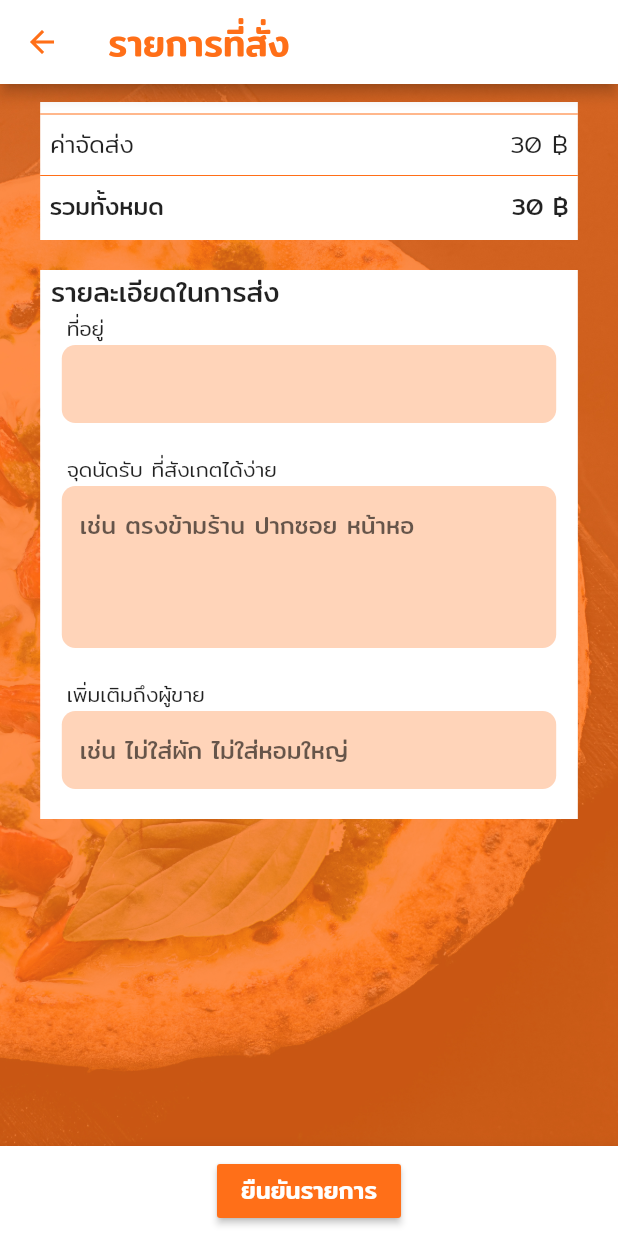
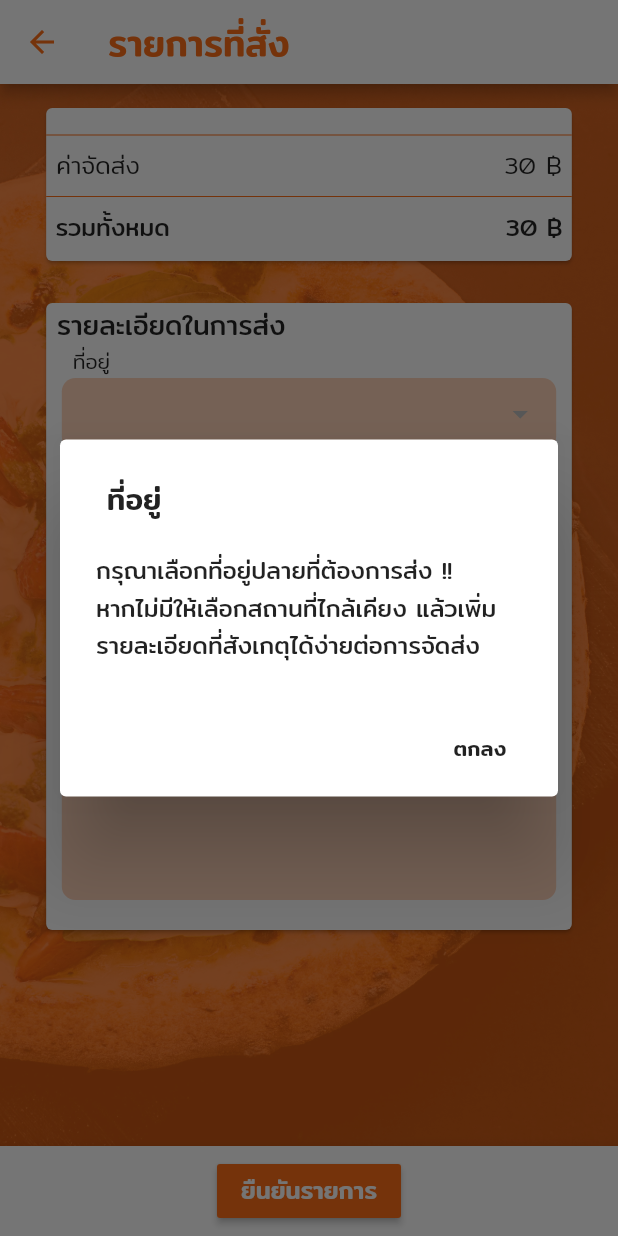
Before and after one commit to harzancs/hew-maii, a Flutter app: the OrderFood screen opened directly with empty values, after a tap on "ยืนยันรายการ", on a phone screen of 412 x 824 dp. Run offline on Flutter 3.47's test engine with Material 2 defaults, Android fonts, the phone set to English and light mode, and no system bars; our stand-ins replace data_connection_checker, fluttertoast, shared_preferences; missing offline and left inert: barcode_scan, map_launcher; accounts and stored records are empty; network calls fail.

Commit message:
zan 180263 1846

```diff
--- a/lib/main.dart
+++ b/lib/main.dart
@@ -9,7 +9,7 @@ class MyApp extends StatelessWidget {
   Widget build(BuildContext context) {
     return MaterialApp(
       debugShowCheckedModeBanner: false,
-      title: 'Flutter Demo',
+      title: 'หิวมั๊ย',
       theme: ThemeData(
         primarySwatch: Colors.blue,
       ),
--- a/lib/page/food/order_food.dart
+++ b/lib/page/food/order_food.dart
@@ -24,6 +24,7 @@ class _OrderFoodState extends State<OrderFood> {
   TextEditingController controlOther = new TextEditingController();
 
   var listSelect = new List<ListOrder>();
+  String _mySelection;
 
   final _formKey = GlobalKey<FormState>();
 
@@ -36,6 +37,8 @@ class _OrderFoodState extends State<OrderFood> {
       fontSize: 16,
       fontWeight: FontWeight.w400);
 
+  String id_location;
+//**-****************************** */
   @override
   void initState() {
     List list = widget.value.foodselect;
@@ -43,7 +46,25 @@ class _OrderFoodState extends State<OrderFood> {
     print("ปริ้น : ");
     print(jsonEncode(listSelect));
     getLocal();
+
     super.initState();
+  }
+
+//**-****************************** */
+  List dataLocation = List(); //edited line
+  Future<List> getLocation(String id_location) async {
+    // print(response.body);
+    final response = await http
+        .post(Server().selectLocationPlace, body: {"idLocation": id_location});
+    var datauser = json.decode(response.body);
+    print(response.body);
+    var status = "${datauser[0]['status']}";
+    if (status != 'false') {
+      setState(() {
+        dataLocation = datauser;
+      });
+    }
+    return datauser;
   }
 
   int totalBalanceDB = 0;
@@ -65,6 +86,8 @@ class _OrderFoodState extends State<OrderFood> {
   getLocal() async {
     SharedPreferences prefs = await SharedPreferences.getInstance();
     logUser = prefs.getString('myUsername');
+    id_location = prefs.getString('myLocal_id');
+    getLocation(id_location);
     print(logUser);
   }
 
@@ -74,7 +97,7 @@ class _OrderFoodState extends State<OrderFood> {
       "username": logUser,
       "res_id": listSelect[0].idRes,
       "order_price": totalBalanceDB.toString(),
-      "order_location": controlAddress.text,
+      "order_location": _mySelection,
       "order_point": controlAddressPoint.text,
       "order_other": controlOther.text,
       "list_order": jsonEncode(listSelect)
@@ -84,7 +107,7 @@ class _OrderFoodState extends State<OrderFood> {
       "username": logUser,
       "res_id": listSelect[0].idRes,
       "order_price": totalBalanceDB.toString(),
-      "order_location": controlAddress.text,
+      "order_location": _mySelection,
       "order_point": controlAddressPoint.text,
       "order_other": controlOther.text,
       "list_order": jsonEncode(listSelect)
@@ -109,9 +132,7 @@ class _OrderFoodState extends State<OrderFood> {
       Navigator.push(
           context,
           MaterialPageRoute(
-            builder: (context) => MainTimeLine(
-              idOrder: idOrder.toString()
-            ),
+            builder: (context) => MainTimeLine(idOrder: idOrder.toString()),
           ));
       setState(() {
         Fluttertoast.showToast(
@@ -168,22 +189,25 @@ class _OrderFoodState extends State<OrderFood> {
                       width: MediaQuery.of(context).size.width * 0.87,
                       child: Column(
                         children: <Widget>[
-                          Container(
-                              width: MediaQuery.of(context).size.width * 0.87,
-                              color: Colors.white,
+                          Card(
+                              child: Container(
+                                  width:
+                                      MediaQuery.of(context).size.width * 0.9,
                                   child: Column(
                                     children: <Widget>[
+                                      Padding(padding: EdgeInsets.all(5)),
                                       ListView.builder(
                                         itemCount: listSelect.length,
                                         shrinkWrap: true,
                                         itemBuilder: (context, index) {
-                                      int price =
-                                          int.parse(listSelect[index].price) *
+                                          int price = int.parse(
+                                                  listSelect[index].price) *
                                               listSelect[index].count;
                                           return Container(
                                             child: Row(
                                               mainAxisAlignment:
-                                              MainAxisAlignment.spaceBetween,
+                                                  MainAxisAlignment
+                                                      .spaceBetween,
                                               children: <Widget>[
                                                 Row(
                                                   children: <Widget>[
@@ -195,7 +219,9 @@ class _OrderFoodState extends State<OrderFood> {
                                                       style: textshow,
                                                     ),
                                                     Text(
-                                                  "  " + listSelect[index].name,
+                                                      "  " +
+                                                          listSelect[index]
+                                                              .name,
                                                       style: textshow,
                                                     ),
                                                   ],
@@ -233,21 +259,24 @@ class _OrderFoodState extends State<OrderFood> {
                                         padding: EdgeInsets.all(5),
                                       )
                                     ],
-                              )),
+                                  ))),
                           Padding(
                             padding: EdgeInsets.all(10),
                           ),
-                          Container(
-                              width: MediaQuery.of(context).size.width * 0.87,
-                              color: Colors.white,
+                          Card(
+                              child: Container(
+                                  width:
+                                      MediaQuery.of(context).size.width * 0.9,
                                   child: Column(
-                                crossAxisAlignment: CrossAxisAlignment.start,
+                                    crossAxisAlignment:
+                                        CrossAxisAlignment.start,
                                     children: <Widget>[
                                       Text(
                                         " รายละเอียดในการส่ง",
                                         style: TextStyle(
                                             fontSize: 18,
-                                        fontFamily: FontStyles().fontFamily),
+                                            fontFamily:
+                                                FontStyles().fontFamily),
                                       ),
                                       Text(
                                         "   ที่อยู่",
@@ -258,34 +287,59 @@ class _OrderFoodState extends State<OrderFood> {
                                       Container(
                                         child: Center(
                                             child: SizedBox(
-                                    width: MediaQuery.of(context).size.width *
-                                        0.80,
-                                    child: TextFormField(
-                                      controller: controlAddress,
+                                          width: MediaQuery.of(context)
+                                                  .size
+                                                  .width *
+                                              0.8,
+                                          child: new DropdownButtonFormField(
+                                            items: dataLocation.map((item) {
+                                              return new DropdownMenuItem(
+                                                child: new Text(
+                                                    item['place_name'],
+                                                    overflow: TextOverflow.ellipsis,
+                                                    style: TextStyle(
+                                                        color: Colors.black,
+                                                        fontSize: 16,
+                                                        fontFamily: FontStyles()
+                                                            .fontFamily)),
+                                                value:
+                                                    item['place_id'].toString(),
+                                              );
+                                            }).toList(),
+                                            onChanged: (newVal) {
+                                              setState(() {
+                                                _mySelection = newVal;
+                                                print(_mySelection);
+                                              });
+                                            },
+                                            value: _mySelection,
                                             decoration: InputDecoration(
                                               filled: true,
-                                        fillColor:
-                                            Color(0xFFFFF6F18).withOpacity(0.3),
+                                              fillColor: Color(0xFFFFF6F18)
+                                                  .withOpacity(0.3),
                                               focusedBorder: OutlineInputBorder(
                                                   borderSide: BorderSide(
-                                                color: Colors.white
+                                                      color: Colors.orange
                                                           .withOpacity(0.5)),
                                                   borderRadius:
-                                                BorderRadius.circular(9.0)),
-                                        enabledBorder: UnderlineInputBorder(
+                                                      BorderRadius.circular(
+                                                          9.0)),
+                                              enabledBorder:
+                                                  UnderlineInputBorder(
                                                 borderSide: BorderSide(
-                                              color:
-                                                  Colors.white.withOpacity(0)),
+                                                    color: Colors.white
+                                                        .withOpacity(0)),
                                                 borderRadius:
                                                     BorderRadius.circular(9.0),
                                               ),
+                                              hintStyle: TextStyle(
+                                                  color: Colors.white,
+                                                  fontFamily:
+                                                      FontStyles().fontFamily),
                                             ),
-                                      style: TextStyle(
-                                          fontSize: 18.0,
-                                          fontFamily: FontStyles().fontFamily,
-                                          color: Colors.black),
                                           ),
-                                  ))),
+                                        )),
+                                      ),
                                       Padding(
                                         padding: EdgeInsets.all(10),
                                       ),
@@ -298,15 +352,16 @@ class _OrderFoodState extends State<OrderFood> {
                                       Container(
                                           child: Center(
                                               child: SizedBox(
-                                    width: MediaQuery.of(context).size.width *
+                                        width:
+                                            MediaQuery.of(context).size.width *
                                                 0.80,
                                         child: TextFormField(
                                           controller: controlAddressPoint,
                                           maxLines: 3,
                                           decoration: InputDecoration(
                                             filled: true,
-                                        fillColor:
-                                            Color(0xFFFFF6F18).withOpacity(0.3),
+                                            fillColor: Color(0xFFFFF6F18)
+                                                .withOpacity(0.3),
                                             hintText:
                                                 "เช่น ตรงข้ามร้าน ปากซอย หน้าหอ",
                                             hintStyle: TextStyle(fontSize: 16),
@@ -318,15 +373,16 @@ class _OrderFoodState extends State<OrderFood> {
                                                     BorderRadius.circular(9.0)),
                                             enabledBorder: UnderlineInputBorder(
                                               borderSide: BorderSide(
-                                              color:
-                                                  Colors.white.withOpacity(0)),
+                                                  color: Colors.white
+                                                      .withOpacity(0)),
                                               borderRadius:
                                                   BorderRadius.circular(9.0),
                                             ),
                                           ),
                                           style: TextStyle(
                                               fontSize: 18.0,
-                                          fontFamily: FontStyles().fontFamily,
+                                              fontFamily:
+                                                  FontStyles().fontFamily,
                                               color: Colors.black),
                                         ),
                                       ))),
@@ -342,14 +398,16 @@ class _OrderFoodState extends State<OrderFood> {
                                       Container(
                                           child: Center(
                                               child: SizedBox(
-                                    width: MediaQuery.of(context).size.width *
+                                        width:
+                                            MediaQuery.of(context).size.width *
                                                 0.80,
                                         child: TextFormField(
                                           controller: controlOther,
+                                          maxLines: 3,
                                           decoration: InputDecoration(
                                             filled: true,
-                                        fillColor:
-                                            Color(0xFFFFF6F18).withOpacity(0.3),
+                                            fillColor: Color(0xFFFFF6F18)
+                                                .withOpacity(0.3),
                                             hintText:
                                                 "เช่น ไม่ใส่ผัก ไม่ใส่หอมใหญ่",
                                             hintStyle: TextStyle(fontSize: 16),
@@ -361,15 +419,16 @@ class _OrderFoodState extends State<OrderFood> {
                                                     BorderRadius.circular(9.0)),
                                             enabledBorder: UnderlineInputBorder(
                                               borderSide: BorderSide(
-                                              color:
-                                                  Colors.white.withOpacity(0)),
+                                                  color: Colors.white
+                                                      .withOpacity(0)),
                                               borderRadius:
                                                   BorderRadius.circular(9.0),
                                             ),
                                           ),
                                           style: TextStyle(
                                               fontSize: 18.0,
-                                          fontFamily: FontStyles().fontFamily,
+                                              fontFamily:
+                                                  FontStyles().fontFamily,
                                               color: Colors.black),
                                         ),
                                       ))),
@@ -377,7 +436,7 @@ class _OrderFoodState extends State<OrderFood> {
                                         padding: EdgeInsets.all(10),
                                       ),
                                     ],
-                              )),
+                                  ))),
                           Padding(
                             padding: EdgeInsets.all(10),
                           ),
@@ -399,7 +458,11 @@ class _OrderFoodState extends State<OrderFood> {
             ),
             RaisedButton(
               onPressed: () {
+                if (_mySelection != null) {
                   confirmOrder();
+                } else {
+                  _showDialogAddress();
+                }
               },
               color: Color(0xFFFF6F18),
               child: Text(
@@ -421,4 +484,31 @@ class _OrderFoodState extends State<OrderFood> {
       ),
     );
   }
+
+  void _showDialogAddress() {
+    // flutter defined function
+    showDialog(
+      context: context,
+      builder: (BuildContext context) {
+        // return object of type Dialog
+        return AlertDialog(
+          title: new Text(" ที่อยู่ ",
+              style: TextStyle(fontFamily: FontStyles().fontFamily)),
+          content: new Text(
+              "กรุณาเลือกที่อยู่ปลายที่ต้องการส่ง !! \nหากไม่มีให้เลือกสถานที่ไกล้เคียง แล้วเพิ่มรายละเอียดที่สังเกตุได้ง่ายต่อการจัดส่ง ",
+              style: TextStyle(fontFamily: FontStyles().fontFamily)),
+          actions: <Widget>[
+            // usually buttons at the bottom of the dialog
+            new FlatButton(
+              child: new Text("ตกลง",
+                  style: TextStyle(fontFamily: FontStyles().fontFamily)),
+              onPressed: () {
+                Navigator.of(context).pop();
+              },
+            ),
+          ],
+        );
+      },
+    );
   }
+}
--- a/lib/server/server.dart
+++ b/lib/server/server.dart
@@ -13,6 +13,8 @@ class Server {
       "http://std.csit.sci.tsu.ac.th/592021212/Homework/hew-maii/apiGetLocationMain.php";
   String updateLocation =
       "http://std.csit.sci.tsu.ac.th/592021212/Homework/hew-maii/apiUpdateLocation.php";
+  String selectLocationPlace =
+      "http://std.csit.sci.tsu.ac.th/592021212/Homework/hew-maii/apiGetLocationPlace.php";
 
   //----- Driver
   String driverGetOrder =
--- a/pubspec.yaml
+++ b/pubspec.yaml
@@ -27,7 +27,7 @@ dependencies:
   shared_preferences: any
   # timeline_list: ^0.0.3
   # api google
-  # geolocator: ^5.1.3
+  map_launcher: any
   # api google
   barcode_scan: ^0.0.3
   flutter:
```
Also changed, not shown: lib/page/food/food_main.dart (+7 -5 lines), lib/page/food/list_menu_food.dart (+11 -1 lines), lib/page/food/model/list_restaurent.dart (+6 -2 lines), lib/page/map/map.dart (added, +47 -0 lines), pubspec.lock, 1 other file. Lines whose indentation alone changed are shown as unchanged.
